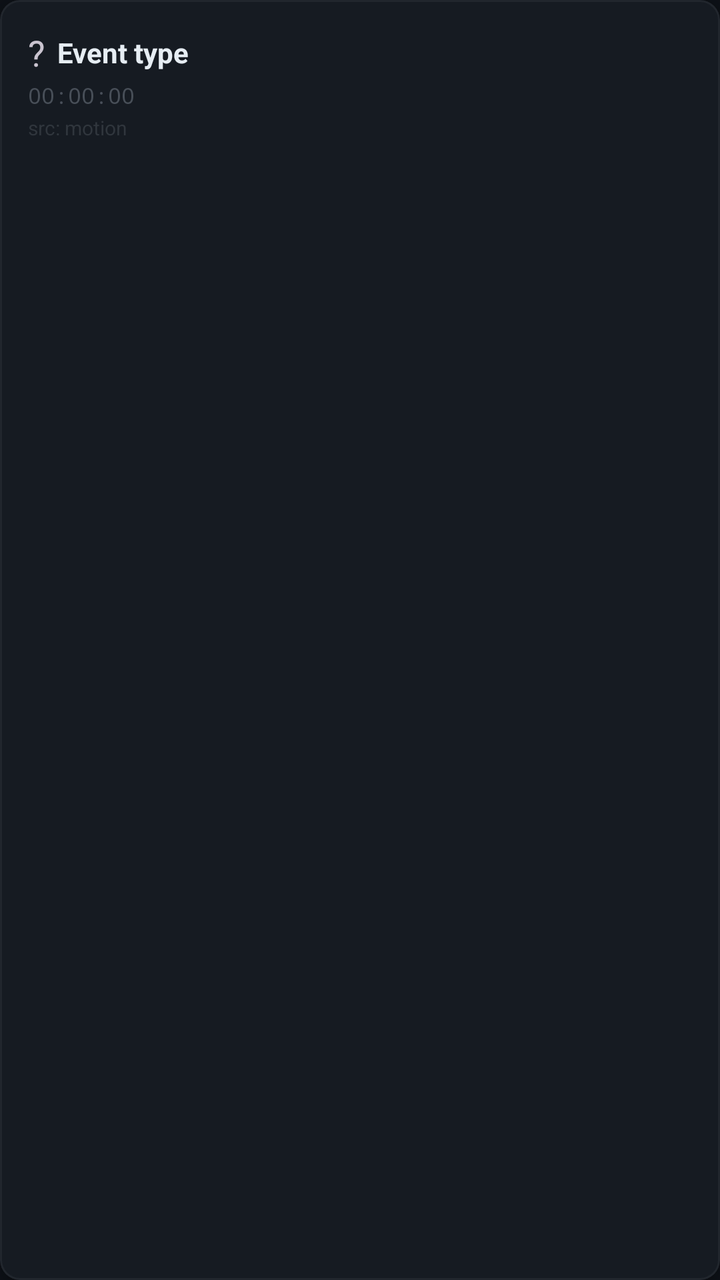
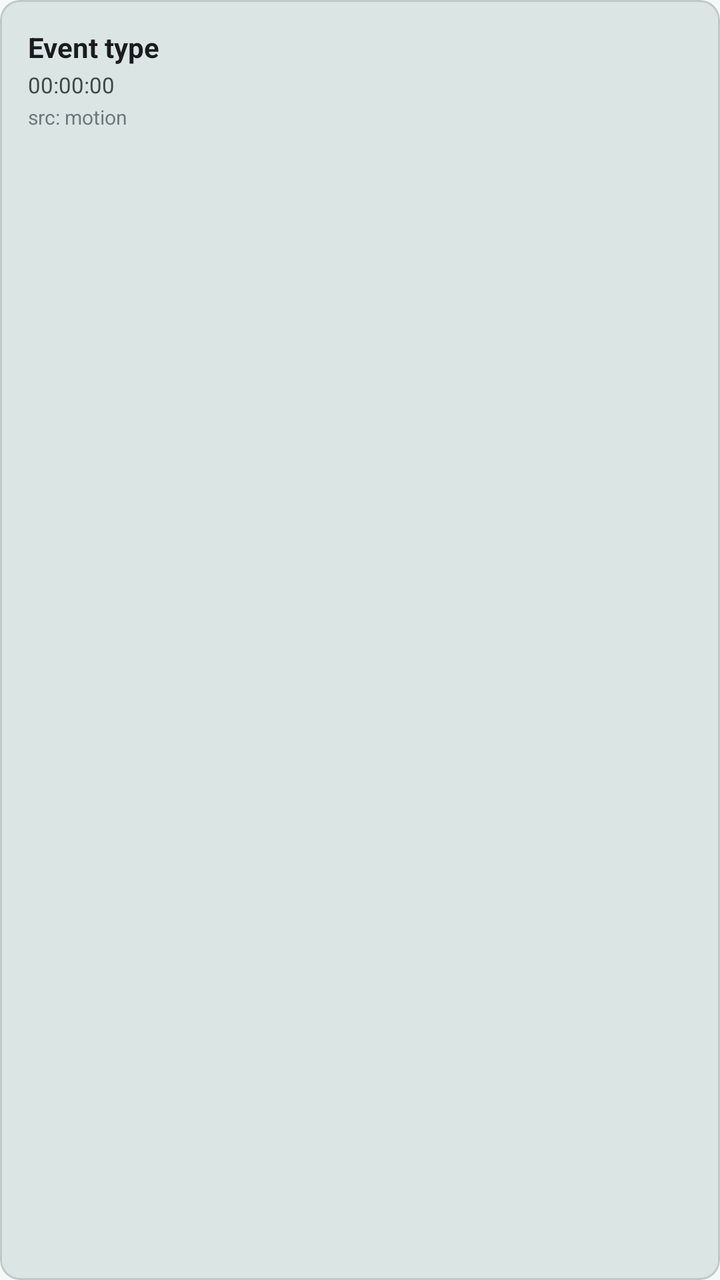

Screens rendered from an Android XML layout before and after an edit, with the pre-edit source and the edit as a unified diff.
<!-- AndroidManifest.xml: application theme Theme.TRACE -->
<!-- res/layout/item_event.xml -->
<?xml version="1.0" encoding="utf-8"?>
<com.google.android.material.card.MaterialCardView
    xmlns:android="http://schemas.android.com/apk/res/android"
    xmlns:app="http://schemas.android.com/apk/res-auto"
    android:layout_width="match_parent"
    android:layout_height="wrap_content"
    android:layout_marginStart="12dp"
    android:layout_marginEnd="12dp"
    android:layout_marginTop="4dp"
    android:layout_marginBottom="4dp"
    app:cardBackgroundColor="?attr/colorSurfaceVariant"
    app:cardCornerRadius="10dp"
    app:cardElevation="4dp"
    app:strokeColor="?attr/colorOutlineVariant"
    app:strokeWidth="1dp">

    <LinearLayout
        android:layout_width="match_parent"
        android:layout_height="wrap_content"
        android:orientation="horizontal"
        android:padding="14dp"
        android:minHeight="72dp">

        
        <LinearLayout
            android:layout_width="0dp"
            android:layout_height="wrap_content"
            android:layout_weight="1"
            android:orientation="vertical"
            android:layout_gravity="center_vertical">

            <LinearLayout
                android:layout_width="match_parent"
                android:layout_height="wrap_content"
                android:orientation="horizontal"
                android:gravity="center_vertical">

                <TextView
                    android:id="@+id/tvIcon"
                    android:layout_width="wrap_content"
                    android:layout_height="wrap_content"
                    android:textSize="18sp"
                    android:layout_marginEnd="6dp"
                    android:text="?" />

                <TextView
                    android:id="@+id/tvEventType"
                    android:layout_width="wrap_content"
                    android:layout_height="wrap_content"
                    android:textColor="?attr/colorOnSurface"
                    android:textSize="14sp"
                    android:textStyle="bold"
                    android:text="Event type" />
            </LinearLayout>

            <TextView
                android:id="@+id/tvTimestamp"
                android:layout_width="wrap_content"
                android:layout_height="wrap_content"
                android:textColor="@color/trace_text_hint"
                android:textSize="11sp"
                android:fontFamily="monospace"
                android:layout_marginTop="2dp"
                android:text="00:00:00" />

            <TextView
                android:id="@+id/tvSource"
                android:layout_width="wrap_content"
                android:layout_height="wrap_content"
                android:textColor="?attr/colorOutline"
                android:textSize="10sp"
                android:layout_marginTop="2dp"
                android:text="src: motion" />

        </LinearLayout>

    </LinearLayout>

</com.google.android.material.card.MaterialCardView>
<!-- resources referenced by this layout -->
<resources>
  <color name="trace_text_hint">#484F58</color>
  <style name="Theme.TRACE" parent="Theme.Material3.Dark.NoActionBar">
  
          
          <item name="colorPrimary">@color/trace_primary</item>
          <item name="colorOnPrimary">@color/trace_on_primary</item>
          <item name="colorPrimaryContainer">@color/trace_primary_container</item>
          <item name="colorOnPrimaryContainer">@color/trace_on_primary_container</item>
          <item name="colorSecondary">@color/trace_secondary</item>
          <item name="colorOnSecondary">@color/trace_on_secondary</item>
          <item name="colorSecondaryContainer">@color/trace_secondary_container</item>
          <item name="colorOnSecondaryContainer">@color/trace_on_secondary_container</item>
          <item name="colorTertiary">@color/trace_tertiary</item>
          <item name="colorOnTertiary">@color/trace_on_tertiary</item>
          <item name="colorTertiaryContainer">@color/trace_tertiary_container</item>
          <item name="colorOnTertiaryContainer">@color/trace_on_tertiary_container</item>
          <item name="colorError">@color/trace_error</item>
          <item name="colorOnError">@color/trace_on_error</item>
          <item name="colorErrorContainer">@color/trace_error_container</item>
          <item name="colorOnErrorContainer">@color/trace_on_error_container</item>
  
          
          <item name="colorSurface">@color/trace_surface</item>
          <item name="colorOnSurface">@color/trace_on_surface</item>
          <item name="colorSurfaceVariant">@color/trace_surface_variant</item>
          <item name="colorOnSurfaceVariant">@color/trace_on_surface_variant</item>
          <item name="colorSurfaceInverse">@color/trace_inverse_surface</item>
          <item name="colorOnSurfaceInverse">@color/trace_inverse_on_surface</item>
          <item name="colorPrimaryInverse">@color/trace_inverse_primary</item>
          <item name="colorOutline">@color/trace_outline</item>
          <item name="colorOutlineVariant">@color/trace_outline_variant</item>
          <item name="colorOnBackground">@color/trace_on_surface</item>
          <item name="android:colorBackground">@color/trace_surface</item>
          <item name="android:windowBackground">@color/trace_surface</item>
          <item name="android:statusBarColor">@color/trace_surface</item>
          <item name="android:navigationBarColor">@color/trace_surface</item>
      </style>
  <color name="trace_primary">#00E676</color>
  <color name="trace_on_primary">#000000</color>
  <color name="trace_primary_container">#00401F</color>
  <color name="trace_on_primary_container">#6CFFA5</color>
  <color name="trace_secondary">#58A6FF</color>
  <color name="trace_on_secondary">#001B33</color>
  <color name="trace_secondary_container">#12314C</color>
  <color name="trace_on_secondary_container">#CFE4FF</color>
  <color name="trace_tertiary">#FFD600</color>
  <color name="trace_on_tertiary">#2A2100</color>
  <color name="trace_tertiary_container">#4A3D00</color>
  <color name="trace_on_tertiary_container">#FFE680</color>
  <color name="trace_error">#F85149</color>
  <color name="trace_on_error">#000000</color>
  <color name="trace_error_container">#7A1D19</color>
  <color name="trace_on_error_container">#FFDAD6</color>
  <color name="trace_surface">#0D1117</color>
  <color name="trace_on_surface">#E6EDF3</color>
  <color name="trace_surface_variant">#161B22</color>
  <color name="trace_on_surface_variant">#8B949E</color>
  <color name="trace_inverse_surface">#E6EDF3</color>
  <color name="trace_inverse_on_surface">#161B22</color>
  <color name="trace_inverse_primary">#00C853</color>
  <color name="trace_outline">#30363D</color>
  <color name="trace_outline_variant">#21262D</color>
</resources>

<!-- the commit's change to res/layout/item_event.xml (unified diff, before → after) -->
@@ -10,7 +10,7 @@
     android:layout_marginBottom="4dp"
     app:cardBackgroundColor="?attr/colorSurfaceVariant"
     app:cardCornerRadius="10dp"
-    app:cardElevation="4dp"
+    app:cardElevation="0dp"
     app:strokeColor="?attr/colorOutlineVariant"
     app:strokeWidth="1dp">
 
@@ -41,7 +41,7 @@
                     android:layout_height="wrap_content"
                     android:textSize="18sp"
                     android:layout_marginEnd="6dp"
-                    android:text="?" />
+                    android:visibility="gone" />
 
                 <TextView
                     android:id="@+id/tvEventType"
@@ -57,9 +57,8 @@
                 android:id="@+id/tvTimestamp"
                 android:layout_width="wrap_content"
                 android:layout_height="wrap_content"
-                android:textColor="@color/trace_text_hint"
+                android:textColor="?attr/colorOnSurfaceVariant"
                 android:textSize="11sp"
-                android:fontFamily="monospace"
                 android:layout_marginTop="2dp"
                 android:text="00:00:00" />
 
<!-- resource entries referenced after the edit -->
@@ -1,66 +1,62 @@
 <!-- resources referenced by this layout -->
 <resources>
-  <color name="trace_text_hint">#484F58</color>
-  <style name="Theme.TRACE" parent="Theme.Material3.Dark.NoActionBar">
-  
+  <style name="Theme.TRACE" parent="Theme.Material3.DayNight.NoActionBar">
           
-          <item name="colorPrimary">@color/trace_primary</item>
-          <item name="colorOnPrimary">@color/trace_on_primary</item>
-          <item name="colorPrimaryContainer">@color/trace_primary_container</item>
-          <item name="colorOnPrimaryContainer">@color/trace_on_primary_container</item>
-          <item name="colorSecondary">@color/trace_secondary</item>
-          <item name="colorOnSecondary">@color/trace_on_secondary</item>
-          <item name="colorSecondaryContainer">@color/trace_secondary_container</item>
-          <item name="colorOnSecondaryContainer">@color/trace_on_secondary_container</item>
-          <item name="colorTertiary">@color/trace_tertiary</item>
-          <item name="colorOnTertiary">@color/trace_on_tertiary</item>
-          <item name="colorTertiaryContainer">@color/trace_tertiary_container</item>
-          <item name="colorOnTertiaryContainer">@color/trace_on_tertiary_container</item>
-          <item name="colorError">@color/trace_error</item>
-          <item name="colorOnError">@color/trace_on_error</item>
-          <item name="colorErrorContainer">@color/trace_error_container</item>
-          <item name="colorOnErrorContainer">@color/trace_on_error_container</item>
-  
-          
-          <item name="colorSurface">@color/trace_surface</item>
-          <item name="colorOnSurface">@color/trace_on_surface</item>
-          <item name="colorSurfaceVariant">@color/trace_surface_variant</item>
-          <item name="colorOnSurfaceVariant">@color/trace_on_surface_variant</item>
-          <item name="colorSurfaceInverse">@color/trace_inverse_surface</item>
-          <item name="colorOnSurfaceInverse">@color/trace_inverse_on_surface</item>
-          <item name="colorPrimaryInverse">@color/trace_inverse_primary</item>
-          <item name="colorOutline">@color/trace_outline</item>
-          <item name="colorOutlineVariant">@color/trace_outline_variant</item>
-          <item name="colorOnBackground">@color/trace_on_surface</item>
-          <item name="android:colorBackground">@color/trace_surface</item>
-          <item name="android:windowBackground">@color/trace_surface</item>
-          <item name="android:statusBarColor">@color/trace_surface</item>
-          <item name="android:navigationBarColor">@color/trace_surface</item>
+          <item name="colorPrimary">@color/light_primary</item>
+          <item name="colorOnPrimary">@color/light_on_primary</item>
+          <item name="colorPrimaryContainer">@color/light_primary_container</item>
+          <item name="colorOnPrimaryContainer">@color/light_on_primary_container</item>
+          <item name="colorSecondary">@color/light_secondary</item>
+          <item name="colorOnSecondary">@color/light_on_secondary</item>
+          <item name="colorSecondaryContainer">@color/light_secondary_container</item>
+          <item name="colorOnSecondaryContainer">@color/light_on_secondary_container</item>
+          <item name="colorTertiary">@color/light_tertiary</item>
+          <item name="colorOnTertiary">@color/light_on_tertiary</item>
+          <item name="colorTertiaryContainer">@color/light_tertiary_container</item>
+          <item name="colorOnTertiaryContainer">@color/light_on_tertiary_container</item>
+          <item name="colorError">@color/light_error</item>
+          <item name="colorOnError">@color/light_on_error</item>
+          <item name="colorErrorContainer">@color/light_error_container</item>
+          <item name="colorOnErrorContainer">@color/light_on_error_container</item>
+          <item name="colorSurface">@color/light_surface</item>
+          <item name="colorOnSurface">@color/light_on_surface</item>
+          <item name="colorSurfaceVariant">@color/light_surface_variant</item>
+          <item name="colorOnSurfaceVariant">@color/light_on_surface_variant</item>
+          <item name="colorSurfaceInverse">@color/light_inverse_surface</item>
+          <item name="colorOnSurfaceInverse">@color/light_inverse_on_surface</item>
+          <item name="colorPrimaryInverse">@color/light_inverse_primary</item>
+          <item name="colorOutline">@color/light_outline</item>
+          <item name="colorOutlineVariant">@color/light_outline_variant</item>
+          <item name="android:colorBackground">@color/light_surface</item>
+          <item name="android:windowBackground">@color/light_surface</item>
+          <item name="android:statusBarColor">@color/light_surface_container</item>
+          <item name="android:navigationBarColor">@color/light_surface_container</item>
       </style>
-  <color name="trace_primary">#00E676</color>
-  <color name="trace_on_primary">#000000</color>
-  <color name="trace_primary_container">#00401F</color>
-  <color name="trace_on_primary_container">#6CFFA5</color>
-  <color name="trace_secondary">#58A6FF</color>
-  <color name="trace_on_secondary">#001B33</color>
-  <color name="trace_secondary_container">#12314C</color>
-  <color name="trace_on_secondary_container">#CFE4FF</color>
-  <color name="trace_tertiary">#FFD600</color>
-  <color name="trace_on_tertiary">#2A2100</color>
-  <color name="trace_tertiary_container">#4A3D00</color>
-  <color name="trace_on_tertiary_container">#FFE680</color>
-  <color name="trace_error">#F85149</color>
-  <color name="trace_on_error">#000000</color>
-  <color name="trace_error_container">#7A1D19</color>
-  <color name="trace_on_error_container">#FFDAD6</color>
-  <color name="trace_surface">#0D1117</color>
-  <color name="trace_on_surface">#E6EDF3</color>
-  <color name="trace_surface_variant">#161B22</color>
-  <color name="trace_on_surface_variant">#8B949E</color>
-  <color name="trace_inverse_surface">#E6EDF3</color>
-  <color name="trace_inverse_on_surface">#161B22</color>
-  <color name="trace_inverse_primary">#00C853</color>
-  <color name="trace_outline">#30363D</color>
-  <color name="trace_outline_variant">#21262D</color>
+  <color name="light_primary">#006D6D</color>
+  <color name="light_on_primary">#FFFFFF</color>
+  <color name="light_primary_container">#6FF7F6</color>
+  <color name="light_on_primary_container">#002020</color>
+  <color name="light_secondary">#4A6363</color>
+  <color name="light_on_secondary">#FFFFFF</color>
+  <color name="light_secondary_container">#CCE8E8</color>
+  <color name="light_on_secondary_container">#051F1F</color>
+  <color name="light_tertiary">#4D5F71</color>
+  <color name="light_on_tertiary">#FFFFFF</color>
+  <color name="light_tertiary_container">#D1E4F9</color>
+  <color name="light_on_tertiary_container">#081C2B</color>
+  <color name="light_error">#BA1A1A</color>
+  <color name="light_on_error">#FFFFFF</color>
+  <color name="light_error_container">#FFDAD6</color>
+  <color name="light_on_error_container">#410002</color>
+  <color name="light_surface">#F5FAF9</color>
+  <color name="light_on_surface">#191C1C</color>
+  <color name="light_surface_variant">#DAE5E4</color>
+  <color name="light_on_surface_variant">#3F4948</color>
+  <color name="light_inverse_surface">#2D3131</color>
+  <color name="light_inverse_on_surface">#EFF4F3</color>
+  <color name="light_inverse_primary">#4FDADA</color>
+  <color name="light_outline">#6F7979</color>
+  <color name="light_outline_variant">#BEC9C8</color>
+  <color name="light_surface_container">#E9EFEE</color>
 </resources>
 
